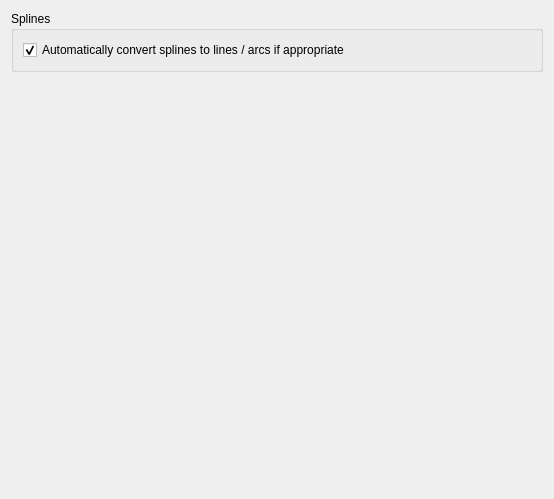
Before: the Qt Designer form scripts/File/SvgImport/PreferencesPage.ui in qcad/qcad, drawn with Qt 5.
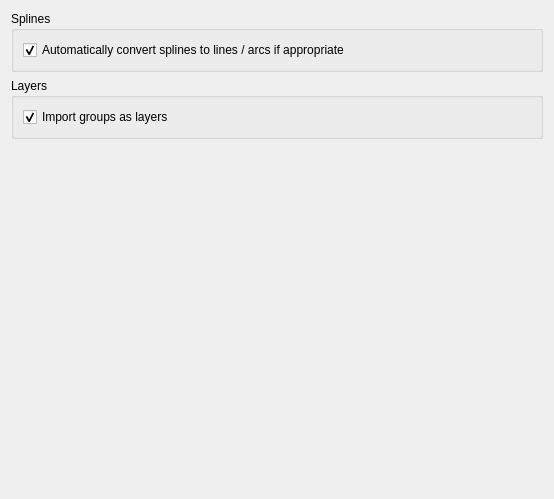
After: the same form once the commit is applied.

Commit message: add preference to import groups as layers

Diff of the .ui file:
```diff
--- a/scripts/File/SvgImport/PreferencesPage.ui
+++ b/scripts/File/SvgImport/PreferencesPage.ui
@@ -30,6 +30,25 @@
      </layout>
     </widget>
    </item>
+   <item>
+    <widget class="QGroupBox" name="groupBox">
+     <property name="title">
+      <string>Layers</string>
+     </property>
+     <layout class="QVBoxLayout" name="verticalLayout">
+      <item>
+       <widget class="QCheckBox" name="ImportGroupsAsLayers">
+        <property name="text">
+         <string>Import groups as layers</string>
+        </property>
+        <property name="checked">
+         <bool>true</bool>
+        </property>
+       </widget>
+      </item>
+     </layout>
+    </widget>
+   </item>
    <item>
     <spacer name="verticalSpacer">
      <property name="orientation">
```
The commit also changes 1 other file.
